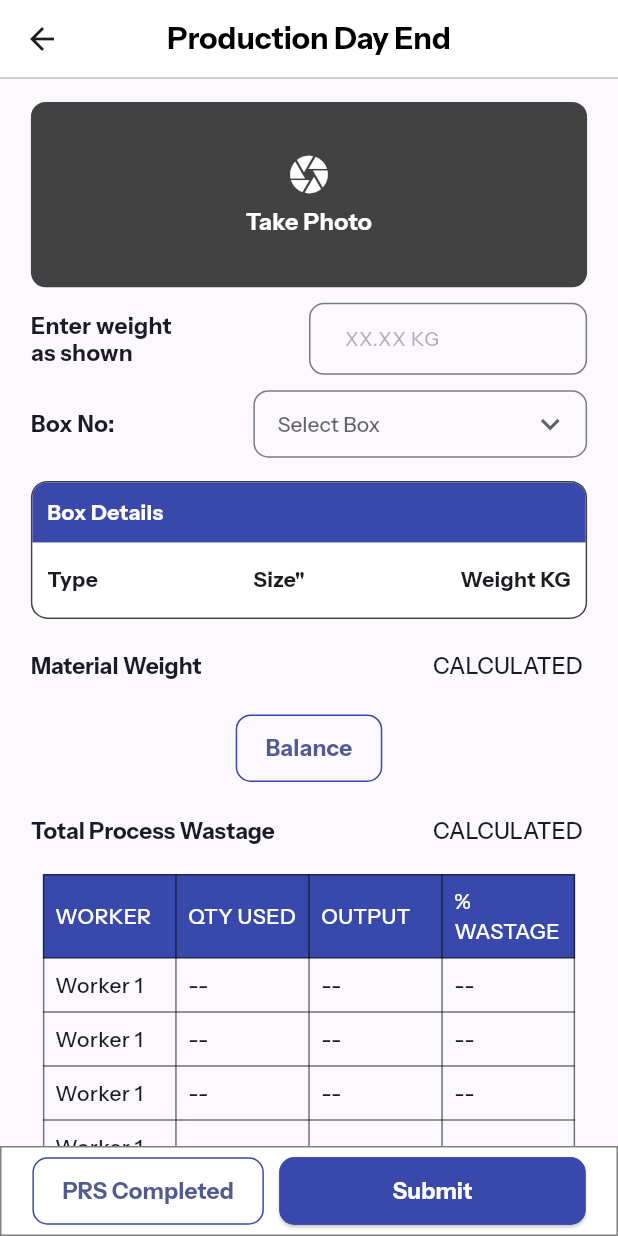
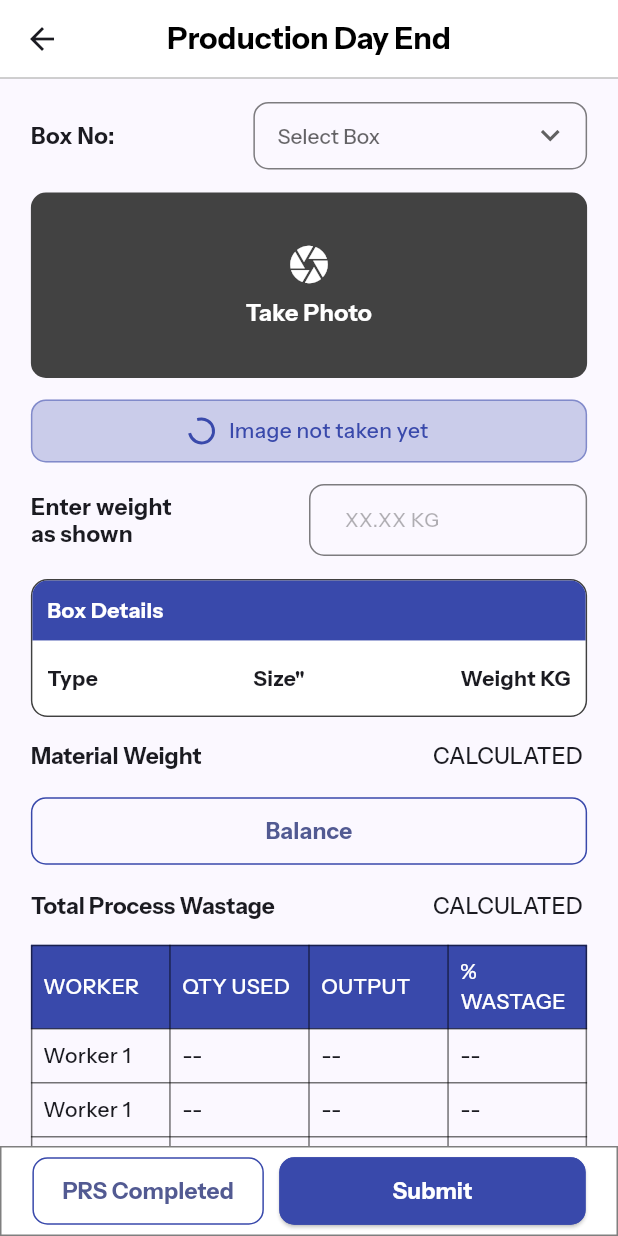
Before and after one commit to ananthuvs2000/dthexports, a Flutter app: the DayEndScreen screen opened directly, on a phone screen of 412 x 824 dp. Run offline on Flutter 3.47's test engine with Material 2 defaults, Android fonts, the phone set to English and light mode, and no system bars; our stand-ins replace flutter_screenutil, get, image_picker; project files that could hold a hidden picture were left out.

Commit message:
ui tweaks 11/11

```diff
--- a/lib/screens/recycle/recycle.dart
+++ b/lib/screens/recycle/recycle.dart
@@ -1,6 +1,6 @@
 import 'package:dth/screens/recycle/rcl_day_end.dart';
 import 'package:dth/screens/recycle/rcl_day_start.dart';
-import 'package:dth/screens/recycle/rcladd.dart';
+import 'package:dth/screens/recycle/rcl_add.dart';
 import 'package:dth/theme/layout.dart';
 import 'package:dth/theme/text_sizing.dart';
 import 'package:dth/widgets/spacer.dart';
--- a/lib/screens/standard/incoming/batch_selection_page.dart
+++ b/lib/screens/standard/incoming/batch_selection_page.dart
@@ -40,7 +40,6 @@ class BatchSelectionPage extends StatelessWidget {
                         itemCount: itemChecks.length,
                         itemBuilder: (context, index) {
                           final item = itemChecks[index];
-
                           if (item.status == 'pending') {
                             return ListTile(
                               title: Text(item.batchCode),
--- a/lib/screens/standard/production/dayend.dart
+++ b/lib/screens/standard/production/dayend.dart
@@ -1,3 +1,4 @@
+import 'package:dth/screens/standard/widgets/image_preview_container.dart';
 import 'package:dth/screens/standard/widgets/table.dart';
 import 'package:dth/theme/layout.dart';
 import 'package:dth/widgets/appbar_underline.dart';
@@ -11,6 +12,7 @@ import 'package:dth/widgets/primary_elevated_button.dart';
 import 'package:dth/widgets/secondary_elevated_button.dart';
 import 'package:dth/widgets/spacer.dart';
 import 'package:flutter/material.dart';
+import 'package:image_picker/image_picker.dart';
 
 class DayEndScreen extends StatefulWidget {
   const DayEndScreen({super.key});
@@ -20,6 +22,21 @@ class DayEndScreen extends StatefulWidget {
 }
 
 class _DayEndScreenState extends State<DayEndScreen> {
+  //! Initializing Image Picker
+  XFile? _image;
+  late final ImagePicker _picker = ImagePicker();
+
+  final _weightController = TextEditingController();
+
+  //! Picking Image from camera
+  Future getImage() async {
+    final XFile? image = await _picker.pickImage(source: ImageSource.camera);
+
+    setState(() {
+      _image = image;
+    });
+  }
+
   @override
   Widget build(BuildContext context) {
     return Scaffold(
@@ -39,28 +56,10 @@ class _DayEndScreenState extends State<DayEndScreen> {
                 physics: const BouncingScrollPhysics(),
                 shrinkWrap: true,
                 children: [
-                  Column(
-                    children: [
                   hSpace(15),
-                      OpenImageButton(
-                        width: double.infinity,
-                        icon: Icons.camera,
-                        label: 'Take Photo',
-                        onTap: () {},
-                      ),
-                      hSpace(10),
-                      // Field to Enter Value
-                      NumberEntryField(
-                        label: 'Enter weight\nas shown',
-                        controller: TextEditingController(),
+                  DropdownMenuField(
                     validator: (value) {
                       return null;
-                        },
-                      ),
-                      hSpace(10),
-                      DropdownMenuField(
-                        validator: (value) {
-                          return '';
                     },
                     fieldLabel: 'Box No:',
                     dropDownLabel: 'Select Box',
@@ -74,19 +73,39 @@ class _DayEndScreenState extends State<DayEndScreen> {
                     },
                   ),
                   hSpace(15),
+                  OpenImageButton(
+                    width: double.infinity,
+                    icon: Icons.camera,
+                    label: 'Take Photo',
+                    onTap: () => getImage(),
+                  ),
+                  hSpace(10),
+                  ImagePreviewBox(
+                    image: _image,
+                  ),
+                  hSpace(10),
+
+                  // Field to Enter Value
+                  NumberEntryField(
+                    label: 'Enter weight\nas shown',
+                    controller: TextEditingController(),
+                    validator: (value) {
+                      return null;
+                    },
+                  ),
+                  hSpace(15),
+
                   const BoxInfoDisplay(
                       boxNumber: 'No.', boxType: 'Type', boxSize: 'Size', boxWeight: 'Weight'),
-                      hSpace(20),
+                  hSpace(15),
                   const DynamicFieldRow(label: 'Material Weight', value: 'CALCULATED'),
-                      hSpace(20),
+                  hSpace(15),
                   SecondaryElevatedButton(onPressed: () {}, label: 'Balance'),
-                      hSpace(20),
+                  hSpace(15),
                   const DynamicFieldRow(label: 'Total Process Wastage', value: 'CALCULATED'),
-                      hSpace(10),
+                  hSpace(15),
                   const TableWidget(),
-                      hSpace(20),
-                    ],
-                  ),
+                  hSpace(15),
                 ],
               ),
             ), // end of listview
--- a/lib/screens/standard/production/daystart.dart
+++ b/lib/screens/standard/production/daystart.dart
@@ -1,3 +1,4 @@
+import 'package:dth/screens/standard/widgets/image_preview_container.dart';
 import 'package:dth/theme/layout.dart';
 import 'package:dth/widgets/appbar_underline.dart';
 import 'package:dth/widgets/bottom_actions_area.dart';
@@ -10,6 +11,7 @@ import 'package:dth/widgets/primary_elevated_button.dart';
 import 'package:dth/widgets/spacer.dart';
 import 'package:dth/widgets/team_manager_list.dart';
 import 'package:flutter/material.dart';
+import 'package:image_picker/image_picker.dart';
 
 class DayStart extends StatefulWidget {
   const DayStart({super.key});
@@ -19,6 +21,21 @@ class DayStart extends StatefulWidget {
 }
 
 class _DayStartState extends State<DayStart> {
+//! Initializing Image Picker
+  XFile? _image;
+  late final ImagePicker _picker = ImagePicker();
+
+  final _weightController = TextEditingController();
+
+  //! Picking Image from camera
+  Future getImage() async {
+    final XFile? image = await _picker.pickImage(source: ImageSource.camera);
+
+    setState(() {
+      _image = image;
+    });
+  }
+
   @override
   Widget build(BuildContext context) {
     return Scaffold(
@@ -97,7 +114,11 @@ class _DayStartState extends State<DayStart> {
                   OpenImageButton(
                     label: 'Take Photo',
                     icon: Icons.camera,
-                    onTap: () {},
+                    onTap: () => getImage(),
+                  ),
+                  hSpace(15),
+                  ImagePreviewBox(
+                    image: _image,
                   ),
                   hSpace(15),
                   // Field to Enter Value
@@ -108,7 +129,6 @@ class _DayStartState extends State<DayStart> {
                       return null;
                     },
                   ),
-                  hSpace(50),
                 ],
               ),
             ), // End of listview
--- a/lib/screens/standard/widgets/image_preview_container.dart
+++ b/lib/screens/standard/widgets/image_preview_container.dart
@@ -1,6 +1,6 @@
 import 'dart:io';
-
 import 'package:dth/theme/layout.dart';
+import 'package:dth/widgets/loading_display_caption.dart';
 import 'package:flutter/material.dart';
 import 'package:image_picker/image_picker.dart';
 
@@ -12,7 +12,8 @@ class ImagePreviewBox extends StatelessWidget {
   final XFile? image;
   @override
   Widget build(BuildContext context) {
-    return Container(
+    return (image != null)
+        ? Container(
             width: double.infinity,
             height: 250,
             margin: const EdgeInsets.symmetric(vertical: 10),
@@ -25,6 +26,12 @@ class ImagePreviewBox extends StatelessWidget {
                 ),
               ),
             ),
+          )
+        : const SizedBox(
+            height: 50,
+            child: Center(
+              child: LoadingDisplayCaption(message: 'Image not taken yet'),
+            ),
           );
   }
 }
--- a/lib/screens/standard/widgets/table.dart
+++ b/lib/screens/standard/widgets/table.dart
@@ -11,49 +11,61 @@ class TableWidget extends StatefulWidget {
 class _TableWidgetState extends State<TableWidget> {
   @override
   Widget build(BuildContext context) {
-    return  Center(
-
-      child: Padding(
-        padding: const EdgeInsets.all(8.0),
-        child: Table(
+    return Table(
       border: TableBorder.all(color: Colors.black54),
       defaultVerticalAlignment: TableCellVerticalAlignment.middle,
       children: [
-                          TableRow(
-                            decoration: BoxDecoration(
-                              color: primaryColor
+        TableRow(decoration: BoxDecoration(color: primaryColor), children: const [
+          TableCell(
+              child: Padding(
+            padding: EdgeInsets.all(8),
+            child: Text(
+              'WORKER',
+              style: TextStyle(color: inversePrimaryColor),
             ),
-                            children: [
-                              TableCell(child: Padding(padding: EdgeInsets.all(8),
-                              child: Text('WORKER',style: TextStyle(color: inversePrimaryColor),),)),
-                              TableCell(child: Padding(padding: EdgeInsets.all(8),
-                              child: Text('QTY USED',style: TextStyle(color: inversePrimaryColor)),)),
-                               TableCell(child: Padding(padding: EdgeInsets.all(8),
-                              child: Text('OUTPUT',style: TextStyle(color: inversePrimaryColor)),)),
-                               TableCell(child: Padding(padding: EdgeInsets.all(8),
-                              child: Text('% WASTAGE',style: TextStyle(color: inversePrimaryColor)),))
-                            ]
-
+          )),
+          TableCell(
+              child: Padding(
+            padding: EdgeInsets.all(8),
+            child: Text('QTY USED', style: TextStyle(color: inversePrimaryColor)),
+          )),
+          TableCell(
+              child: Padding(
+            padding: EdgeInsets.all(8),
+            child: Text('OUTPUT', style: TextStyle(color: inversePrimaryColor)),
+          )),
+          TableCell(
+              child: Padding(
+            padding: EdgeInsets.all(8),
+            child: Text('% WASTAGE', style: TextStyle(color: inversePrimaryColor)),
+          ))
+        ]),
+        ...List.generate(
+          5,
+          (index) => const TableRow(children: [
+            TableCell(
+                child: Padding(
+              padding: EdgeInsets.all(8),
+              child: Text('Worker 1'),
+            )),
+            TableCell(
+                child: Padding(
+              padding: EdgeInsets.all(8),
+              child: Text('--'),
+            )),
+            TableCell(
+                child: Padding(
+              padding: EdgeInsets.all(8),
+              child: Text('--'),
+            )),
+            TableCell(
+                child: Padding(
+              padding: EdgeInsets.all(8),
+              child: Text('--'),
+            )),
+          ]),
         ),
-                          ...List.generate(5, (index) =>
-                          TableRow(
-
-                            children: [
-                              TableCell(child: Padding(padding: EdgeInsets.all(8),
-                              child: Text('Worker 1'),)),
-                              TableCell(child: Padding(padding: EdgeInsets.all(8),
-                              child: Text('--'),)),
-                               TableCell(child: Padding(padding: EdgeInsets.all(8),
-                              child: Text('--'),)),
-                               TableCell(child: Padding(padding: EdgeInsets.all(8),
-                              child: Text('--'),)),
-
-                            ]
-
-                          ), ),
       ],
-                      ),
-      ),
     );
   }
 }
--- a/lib/widgets/loading_display_caption.dart
+++ b/lib/widgets/loading_display_caption.dart
@@ -30,12 +30,9 @@ class _LoadingDisplayCaptionState extends State<LoadingDisplayCaption> {
         children: [
           // Icon
           SizedBox(
-            height: 20,
-            width: 20,
-            child: CircularProgressIndicator(
-              color: primaryColor,
-              strokeWidth: 2,
-            ),
+            height: 16,
+            width: 16,
+            child: CircularProgressIndicator(color: primaryColor, strokeWidth: 2),
           ),
           wSpace(10),
           // DateTimeText
```
Also changed, not shown: lib/screens/recycle/rcl_add.dart (renamed from lib/screens/recycle/rcladd.dart, +59 -46 lines), lib/screens/recycle/rcl_day_end.dart (+48 -29 lines), lib/screens/recycle/rcl_day_start.dart (+47 -68 lines), lib/screens/recycle/widgets/rclboxdrill.dart (deleted, +0 -53 lines), lib/screens/standard/incoming/acceptpage.dart (+10 -8 lines). Lines whose indentation alone changed are shown as unchanged.
